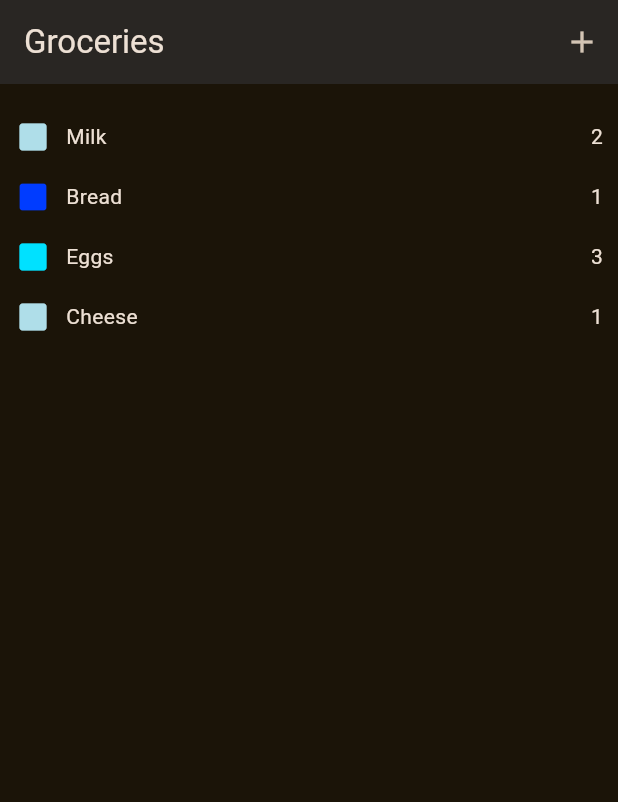
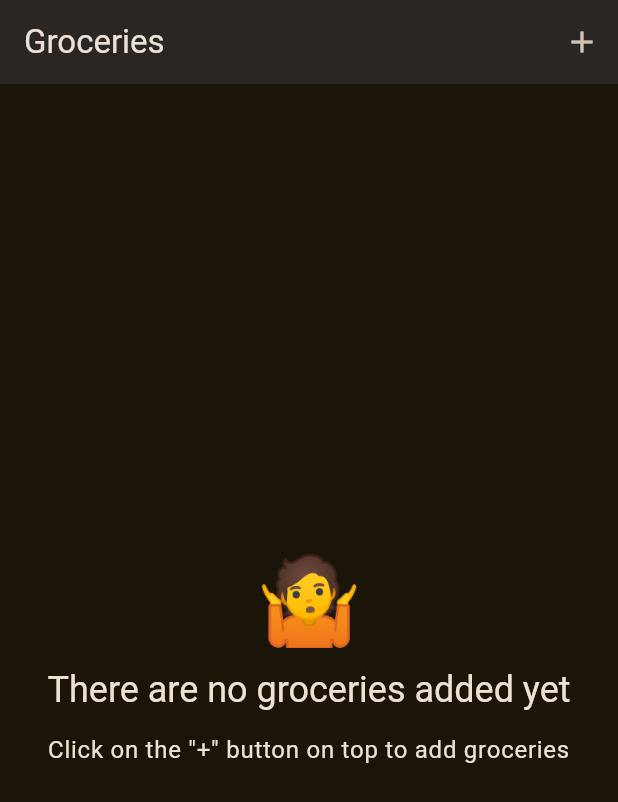
Before and after one commit to InfantAjayVenus/shopping_list, a Flutter app: the screen it shows after launch, on a phone screen of 412 x 824 dp. Shown: the top 802 px of the screen. Run offline on Flutter 3.47's test engine with Material 2 defaults, Android fonts, the phone set to English and light mode, and no system bars.

Commit message:
[app] fix: show placeholder text when groceries are empty

```diff
--- a/lib/screens/app.dart
+++ b/lib/screens/app.dart
@@ -1,7 +1,7 @@
 import 'package:flutter/material.dart';
-import 'package:shopping_list/data/groceries_data.dart';
 import 'package:shopping_list/models/grocery.dart';
 import 'package:shopping_list/screens/new_item.dart';
+import 'package:shopping_list/widgets/empty_grocery_placeholder.dart';
 import 'package:shopping_list/widgets/grocery_list.dart';
 
 class App extends StatefulWidget {
@@ -16,12 +16,6 @@ class App extends StatefulWidget {
 class _AppState extends State<App> {
   List<Grocery> groceries = [];
 
-  @override
-  void initState() {
-    super.initState();
-    groceries = groceriesList;
-  }
-
   void _onDelete(Grocery deletedGrocery) {
     setState(() {
       groceries = groceries
@@ -32,7 +26,12 @@ class _AppState extends State<App> {
 
   @override
   build(BuildContext context) {
-    print('DEBUG:GROCERY_LIST: $groceries');
+    Widget content = const EmptyGroceryPlaceholder();
+
+    if (groceries.isNotEmpty) {
+      content = GroceryList(groceries, onDeleteItem: _onDelete);
+    }
+
     return Scaffold(
       appBar: AppBar(
         title: const Text('Groceries'),
@@ -58,7 +57,7 @@ class _AppState extends State<App> {
       ),
       body: Container(
         padding: const EdgeInsets.symmetric(horizontal: 10, vertical: 15),
-        child: GroceryList(groceries, onDeleteItem: _onDelete),
+        child: content,
       ),
     );
   }
--- /dev/null
+++ b/lib/widgets/empty_grocery_placeholder.dart
@@ -0,0 +1,35 @@
+import 'package:flutter/material.dart';
+
+class EmptyGroceryPlaceholder extends StatelessWidget {
+  const EmptyGroceryPlaceholder({
+    super.key,
+  });
+
+  @override
+  Widget build(BuildContext context) {
+    return Center(
+      child: Column(
+        mainAxisSize: MainAxisSize.min,
+        mainAxisAlignment: MainAxisAlignment.center,
+        children: [
+          Text(
+            '🤷',
+            style: Theme.of(context).textTheme.displayLarge,
+          ),
+          const SizedBox(height: 12),
+          Text(
+            'There are no groceries added yet',
+            textAlign: TextAlign.center,
+            style: Theme.of(context).textTheme.headlineSmall,
+          ),
+          const SizedBox(height: 12),
+          Text(
+            'Click on the "+" button on top to add groceries',
+            textAlign: TextAlign.center,
+            style: Theme.of(context).textTheme.bodyLarge,
+          ),
+        ],
+      ),
+    );
+  }
+}
```
